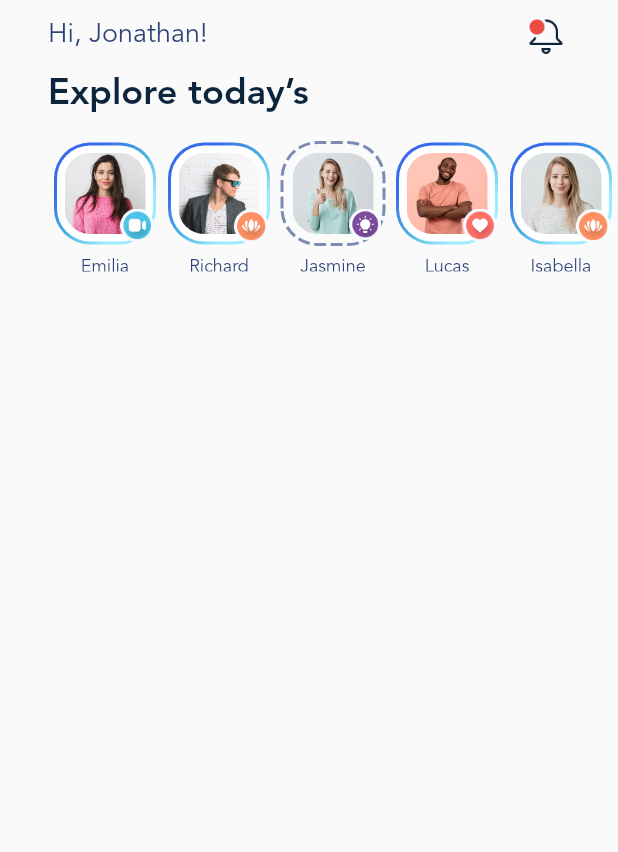
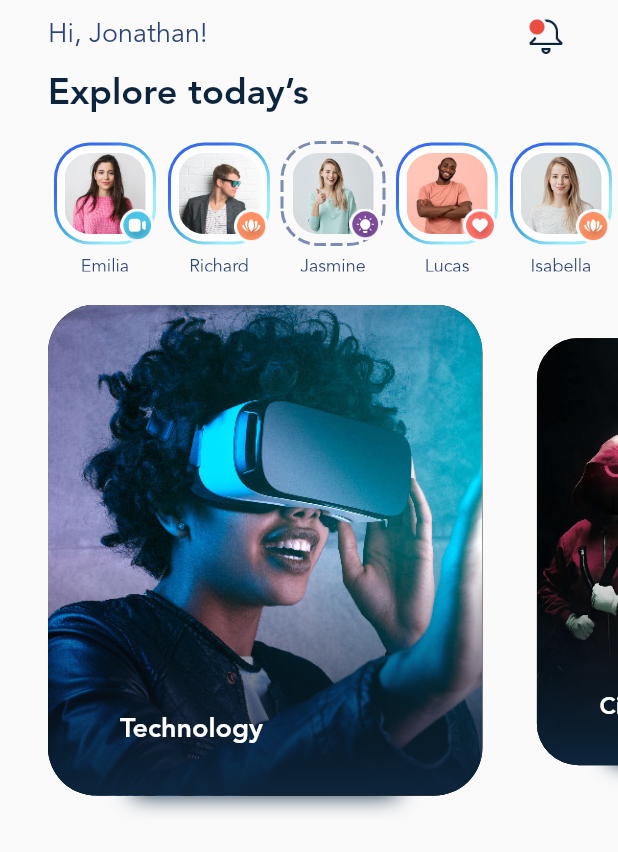
Before and after one commit to AtaMeydani/blog-club, a Flutter app: the screen it shows after launch, on a phone screen of 412 x 824 dp. Shown: the top 852 px of the screen. Run offline on Flutter 3.47's test engine with Material 2 defaults, Android fonts, the phone set to English and light mode, and no system bars; drawn by our look-alikes of carousel_slider, dotted_border.

Commit message:
implement category list

```diff
--- a/lib/main.dart
+++ b/lib/main.dart
@@ -1,4 +1,5 @@
 import 'package:blog_club/data.dart';
+import 'package:carousel_slider/carousel_slider.dart';
 import 'package:dotted_border/dotted_border.dart';
 import 'package:flutter/material.dart';
 
@@ -29,6 +30,7 @@ class MainApp extends StatelessWidget {
             fontFamily: defaultFontFamily,
             fontWeight: FontWeight.bold,
             color: primaryTextColor,
+            fontSize: 18,
           ),
           headlineMedium: TextStyle(
             fontFamily: defaultFontFamily,
@@ -85,10 +87,122 @@ class HomeScreen extends StatelessWidget {
                   style: themeData.textTheme.headlineMedium,
                 ),
               ),
-              _StoryList(stories: stories, themeData: themeData)
+              _StoryList(stories: stories, themeData: themeData),
+              const SizedBox(
+                height: 20,
+              ),
+              const _CategoryList(),
             ],
           ),
         ),
+      ),
+    );
+  }
+}
+
+class _CategoryList extends StatelessWidget {
+  static const categories = AppDatabase.categories;
+  const _CategoryList();
+
+  @override
+  Widget build(BuildContext context) {
+    return CarouselSlider.builder(
+      itemCount: categories.length,
+      itemBuilder: (context, index, realIndex) {
+        return _CategoryItem(
+          left: realIndex == 0 ? 32 : 8,
+          right: realIndex == categories.length - 1 ? 32 : 8,
+          category: categories[realIndex],
+        );
+      },
+      options: CarouselOptions(
+        scrollDirection: Axis.horizontal,
+        viewportFraction: 0.8,
+        aspectRatio: 1.2,
+        initialPage: 0,
+        disableCenter: true,
+        enableInfiniteScroll: false,
+        padEnds: false,
+        enlargeCenterPage: true,
+        enlargeStrategy: CenterPageEnlargeStrategy.scale,
+        scrollPhysics: const BouncingScrollPhysics(),
+      ),
+    );
+  }
+}
+
+class _CategoryItem extends StatelessWidget {
+  final Category category;
+
+  final double left;
+  final double right;
+
+  const _CategoryItem({
+    required this.category,
+    required this.left,
+    required this.right,
+  });
+
+  @override
+  Widget build(BuildContext context) {
+    return Container(
+      margin: EdgeInsets.fromLTRB(left, 0, right, 0),
+      child: Stack(
+        children: [
+          Positioned.fill(
+            left: 56,
+            right: 56,
+            top: 100,
+            bottom: 16,
+            child: Container(
+              decoration: const BoxDecoration(
+                boxShadow: [
+                  BoxShadow(
+                    blurRadius: 12,
+                    color: Color(0xff0D253C),
+                  ),
+                ],
+              ),
+            ),
+          ),
+          Positioned.fill(
+            child: Container(
+              margin: const EdgeInsets.fromLTRB(0, 0, 0, 16),
+              decoration: BoxDecoration(
+                borderRadius: BorderRadius.circular(32),
+                color: Colors.black,
+              ),
+              foregroundDecoration: BoxDecoration(
+                borderRadius: BorderRadius.circular(32),
+                gradient: const LinearGradient(
+                  begin: Alignment.bottomCenter,
+                  end: Alignment.center,
+                  colors: [
+                    Color(0xff0D253C),
+                    Colors.transparent,
+                  ],
+                ),
+              ),
+              child: ClipRRect(
+                borderRadius: BorderRadius.circular(32),
+                child: Image.asset(
+                  'assets/img/posts/large/${category.imageFileName}',
+                  fit: BoxFit.cover,
+                ),
+              ),
+            ),
+          ),
+          Positioned(
+            left: 48,
+            bottom: 48,
+            child: Text(
+              category.title,
+              style: Theme.of(context).textTheme.titleLarge!.apply(
+                    color: Colors.white,
+                  ),
+            ),
+          )
+        ],
       ),
     );
   }
@@ -117,7 +231,8 @@ class _StoryList extends StatelessWidget {
           final story = stories[index];
 
           return _Story(story: story, themeData: themeData);
-          }),
+        },
+      ),
     );
   }
 }
@@ -148,7 +263,7 @@ class _Story extends StatelessWidget {
                   width: 24,
                   height: 24,
                 ),
-              )
+              ),
             ],
           ),
           const SizedBox(
--- a/pubspec.yaml
+++ b/pubspec.yaml
@@ -7,6 +7,7 @@ environment:
   sdk: '>=2.19.4 <3.0.0'
 
 dependencies:
+  carousel_slider: ^4.2.1
   dotted_border: ^2.0.0+3
   flutter:
     sdk: flutter
```
Also changed, not shown: pubspec.lock. Lines whose indentation alone changed are shown as unchanged.
